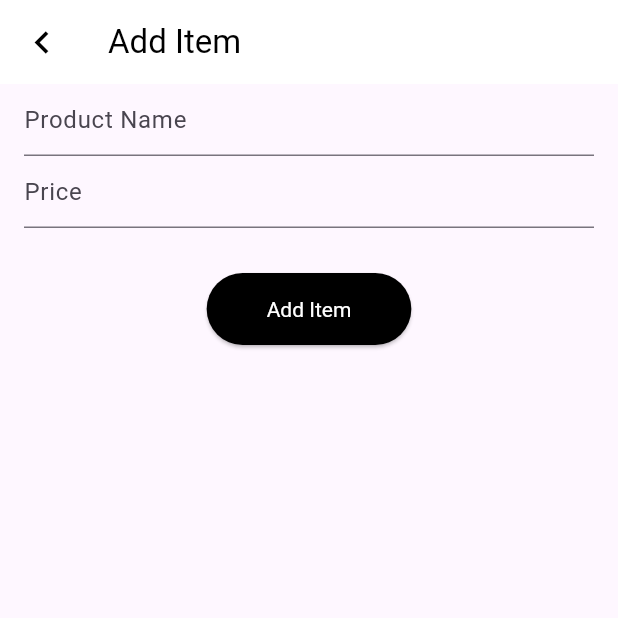
After one commit to Jasm1nPtr/clothing-store, a Flutter app: the HomePage screen opened by its route, item 3 of the bottom bar chosen, after a tap on the "add" icon, on a phone screen of 412 x 824 dp, the top half of it. The commit adds this screen. Run offline on Flutter 3.47's test engine with Material 3 defaults, Android fonts, the phone set to English and light mode, and no system bars; our stand-ins replace appwrite, firebase_auth, firebase_core, firebase_messaging, flutter_local_notifications, font_awesome_flutter and 5 more; accounts and stored records are empty; network calls fail.

Commit message:
new commit

```diff
--- /dev/null
+++ b/lib/app/modules/Shopping_chart/bindings/shopping_chart_binding.dart
@@ -0,0 +1,12 @@
+import 'package:get/get.dart';
+
+import '../controllers/shopping_chart_controller.dart';
+
+class ShoppingChartBinding extends Bindings {
+  @override
+  void dependencies() {
+    Get.lazyPut<ShoppingChartController>(
+      () => ShoppingChartController(),
+    );
+  }
+}
--- /dev/null
+++ b/lib/app/modules/Shopping_chart/controllers/database_helper.dart
@@ -0,0 +1,126 @@
+import 'package:appwrite/appwrite.dart';
+import 'package:appwrite/models.dart';
+import 'package:shared_preferences/shared_preferences.dart';
+import 'package:clothing_store_app/app/widget/clientController.dart';
+import 'shoppingcart_models.dart';
+
+class DatabaseHelper {
+  DatabaseHelper._privateConstructor();
+  static final DatabaseHelper _instance = DatabaseHelper._privateConstructor();
+  static DatabaseHelper get instance => _instance;
+  static Future<SharedPreferences> _prefs = SharedPreferences.getInstance();
+  static Databases? databases;
+
+  init() {
+    databases = Databases(client);
+  }
+
+  Future<String?> getUserId() async {
+    return await _prefs
+        .then((SharedPreferences prefs) => prefs.getString('userId'));
+  }
+
+  Future<bool> createShoppingCart({
+    required String title,
+    required String price,
+  }) async {
+    try {
+      // userId DatabaseHelper
+      String? userId = await DatabaseHelper.instance.getUserId();
+
+      if (userId != null) {
+        // Inisialisasi databases jika belum terinisialisasi
+        databases ?? init();
+
+        await databases!.createDocument(
+          databaseId: "656763461d62a52a2dfa",
+          collectionId: "65676351ab0ef19bc9c3",
+          documentId: ID.unique(),
+          data: {
+            "title": title,
+            "price": price,
+            "isCheckOut": false,
+            "userId": userId,
+          },
+        );
+
+        return true;
+      } else {
+        print("Error: userId is null");
+        return false;
+      }
+    } catch (e) {
+      print("Error creating shopping cart: $e");
+      return false;
+    }
+  }
+
+  Future<List<ShoppingCartModels>> getShoppingCart() async {
+    databases ?? init();
+    try {
+      String? userId = await getUserId();
+      if (userId != null) {
+        DocumentList response = await databases!.listDocuments(
+          databaseId: "656763461d62a52a2dfa",
+          collectionId: "65676351ab0ef19bc9c3",
+          queries: [
+            Query.equal("userId", userId),
+          ],
+        );
+        return response.documents
+            .map(
+              (e) => ShoppingCartModels.fromJson(e.data, e.$id),
+            )
+            .toList();
+      } else {
+        print("Error: userId is null");
+        return [];
+      }
+    } catch (e) {
+      print("Error getting shopping cart: $e");
+      return [];
+    }
+  }
+
+  void updateShoppingCart(ShoppingCartModels update) async {
+    databases ?? init();
+    try {
+      String? userId = await getUserId();
+      if (userId != null) {
+        await databases!.updateDocument(
+          databaseId: "656763461d62a52a2dfa",
+          collectionId: "65676351ab0ef19bc9c3",
+          documentId: update.id,
+          data: {
+            "title": update.title,
+            "price": update.price,
+            "isCheckOut": update.isCheckOut,
+            "userId": userId,
+          },
+        );
+      } else {
+        print("Error: userId is null");
+      }
+    } catch (e) {
+      print("Error updating shopping cart: $e");
+    }
+  }
+
+  void deleteShoppingCart(String id) async {
+    databases ?? init();
+    try {
+      String? userId = await getUserId();
+      if (userId != null) {
+        await databases!.deleteDocument(
+          databaseId: "656763461d62a52a2dfa",
+          collectionId: "65676351ab0ef19bc9c3",
+          documentId: id,
+        );
+      } else {
+        print("Error: userId is null");
+      }
+    } catch (e) {
+      print("Error deleting shopping cart: $e");
+    }
+  }
+}
--- /dev/null
+++ b/lib/app/modules/Shopping_chart/controllers/shoppingcart_models.dart
@@ -0,0 +1,27 @@
+class ShoppingCartModels {
+  String title;
+  String price;
+  bool isCheckOut;
+  String id;
+  String userId;
+  ShoppingCartModels({
+    required this.title,
+    required this.price,
+    required this.isCheckOut,
+    required this.id,
+    required this.userId,
+  });
+  ShoppingCartModels.fromJson(Map<String, dynamic> json, String tempId)
+      : title = json['title'],
+        price = json['price'],
+        isCheckOut = json['isCheckOut'],
+        userId = json['userId'],
+        id = tempId;
+
+  Map<String, dynamic> toJson() => {
+        'title': title,
+        'price': price,
+        'isCheckOut': isCheckOut,
+        'userId': userId,
+      };
+}
--- /dev/null
+++ b/lib/app/modules/Shopping_chart/views/add_shopping_cart.dart
@@ -0,0 +1,120 @@
+
+import 'package:flutter/material.dart';
+import 'package:get/get.dart';
+import 'package:get/get_core/src/get_main.dart';
+import 'package:get/get_navigation/src/snackbar/snackbar.dart';
+import '../../../routes/app_pages.dart';
+import '../controllers/database_helper.dart';
+import 'shopping_cart_view.dart';
+
+class AddItems extends StatefulWidget {
+  const AddItems({Key? key}) : super(key: key);
+
+  @override
+  State<AddItems> createState() => AddItemsState();
+}
+
+class AddItemsState extends State<AddItems> {
+  final _formKey = GlobalKey<FormState>();
+  String _title = '';
+  String _price = ''; // Added price field // Added isCheckOut field
+
+  @override
+  Widget build(BuildContext context) {
+    return Scaffold(
+      appBar:
+      AppBar(
+        elevation: 0,
+        backgroundColor: Colors.white,
+        leading: IconButton(
+          icon: Icon(
+          Icons.chevron_left,
+          color: Colors.black,
+          size: 30,
+        ),
+        onPressed: () {
+        Get.toNamed(Routes.SHOPPING_CHART);
+        },
+      ),
+        title: Text(
+          'Add Item',
+          style: TextStyle(color: Colors.black),
+          ),
+    ),
+
+      body: Padding(
+        padding: const EdgeInsets.symmetric(horizontal: 16.0),
+        child: Form(
+          key: _formKey,
+          child: Column(
+            children: [
+              TextFormField(
+                decoration: const InputDecoration(
+                  hintText: "Product Name",
+                ),
+                validator: (value) {
+                  if (value == null || value.isEmpty) {
+                    return "Please enter title";
+                  }
+                  return null;
+                },
+                onSaved: (newValue) => _title = newValue ?? "Title",
+              ),
+
+              TextFormField(
+                decoration: const InputDecoration(
+                  hintText: "Price ",
+                ),
+                keyboardType: TextInputType.number,
+                onSaved: (newValue) => _price = newValue ?? "0.0",
+              ),
+
+              Padding(padding: EdgeInsets.symmetric(vertical: 15.0)),
+              ElevatedButton(
+                onPressed: () async {
+                  if (_formKey.currentState!.validate()) {
+                    _formKey.currentState!.save();
+
+                    try {
+                      bool result = await DatabaseHelper.instance.createShoppingCart(
+                        title: _title,
+                        price: _price,
+                      );
+
+                      if (result) {
+                        Get.snackbar(
+                          "Success",
+                          "Added item successfully",
+                          duration: Duration(seconds: 2),
+                          snackPosition: SnackPosition.TOP,
+                        );
+                        Get.to(() => ShoppingCartView());
+                      }
+                    } catch (e) {
+                      print(e);
+                      Get.snackbar(
+                        "Error",
+                        e.toString(),
+                        duration: Duration(seconds: 2),
+                        snackPosition: SnackPosition.TOP,
+                      );
+                    }
+                  }
+                },
+                style: ElevatedButton.styleFrom(
+                  primary: Colors.black,
+                  onPrimary: Colors.white,
+                  textStyle: TextStyle(fontSize: 14),
+                ),
+                child: Padding(
+                  padding: const EdgeInsets.all(16.0),
+                  child: Text('Add Item'),
+                ),
+              )
+            ],
+          ),
+        ),
+      ),
+    );
+  }
+}
--- /dev/null
+++ b/lib/app/modules/Shopping_chart/views/shopping_cart_view.dart
@@ -0,0 +1,235 @@
+import 'package:flutter/material.dart';
+import 'package:get/get.dart';
+import 'package:intl/intl.dart';
+import '../../../routes/app_pages.dart';
+import '../../../widget/navbar.dart';
+import '../controllers/database_helper.dart';
+import '../controllers/shoppingcart_models.dart';
+import 'add_shopping_cart.dart';
+
+class ShoppingCartView extends StatefulWidget {
+  @override
+  _ShoppingCartViewState createState() => _ShoppingCartViewState();
+}
+
+class _ShoppingCartViewState extends State<ShoppingCartView> {
+  List<ShoppingCartModels> data = [];
+
+  @override
+  void initState() {
+    super.initState();
+    _loadData();
+  }
+
+  // Metode untuk mengisi daftar belanja dari database menggunakan DatabaseHelper
+  _loadData() async {
+    try {
+      List<ShoppingCartModels> shoppingCart =
+          await DatabaseHelper.instance.getShoppingCart();
+
+      setState(() {
+        data = shoppingCart;
+      });
+    } catch (e) {
+      print("Error loading data: $e");
+    }
+  }
+
+  @override
+  Widget build(BuildContext context) {
+    return Scaffold(
+      appBar: AppBar(
+        elevation: 0,
+        backgroundColor: Colors.white,
+        leading: IconButton(
+          icon: Icon(
+            Icons.chevron_left,
+            color: Colors.black,
+            size: 30,
+          ),
+          onPressed: () {
+            Get.toNamed(Routes.HOMEPAGE);
+          },
+        ),
+        title: Text(
+          'Shopping Cart',
+          style: TextStyle(color: Colors.black),
+        ),
+        actions: [
+          IconButton(
+            icon: Icon(Icons.add, color: Colors.black),
+            onPressed: () async {
+              bool? result = await Get.to<bool>(() => const AddItems());
+
+              if (result == true) {
+                _loadData();
+              }
+            },
+          ),
+        ],
+      ),
+      body: data.isEmpty
+          ? Center(
+              child: Text('There are no items checked out yet'),
+            )
+          : Column(
+              children: <Widget>[
+                Expanded(
+                  child: ListView.builder(
+                    itemCount: data.length,
+                    itemBuilder: (context, index) => ListTile(
+                      title: Text(data[index].title),
+                      subtitle: Text(data[index].price),
+                      leading: Checkbox(
+                        value: data[index].isCheckOut,
+                        onChanged: (value) async {
+                          setState(() {
+                            data[index].isCheckOut = value!;
+                          });
+
+                          DatabaseHelper.instance
+                              .updateShoppingCart(data[index]);
+                        },
+                      ),
+                      trailing: Row(
+                        mainAxisSize: MainAxisSize.min,
+                        children: [
+                          IconButton(
+                            icon: Icon(Icons.delete),
+                            onPressed: () {
+                              removeItem(index);
+                            },
+                          ),
+                          IconButton(
+                            icon: Icon(Icons.edit),
+                            onPressed: () {
+                              _updateReview(data[index]);
+                            },
+                          ),
+                        ],
+                      ),
+                    ),
+                  ),
+                ),
+                Container(
+                  padding: EdgeInsets.all(16.0),
+                  child: Column(
+                    children: <Widget>[
+                      ElevatedButton(
+                        onPressed: () {
+                          // Panggil fungsi untuk proses checkout di sini
+                        },
+                        child: Text('Checkout'),
+                      ),
+                      SizedBox(height: 16.0),
+                      Row(
+                        mainAxisAlignment: MainAxisAlignment.spaceBetween,
+                        children: <Widget>[
+                          Text('Total:'),
+                          Text('${calculateTotal()}'),
+                        ],
+                      ),
+                    ],
+                  ),
+                ),
+              ],
+            ),
+      bottomNavigationBar: Navbar(currentIndex: 2),
+      floatingActionButtonLocation: FloatingActionButtonLocation.endDocked,
+    );
+  }
+
+  // Metode untuk menghapus item dari daftar belanja dan database.
+  void removeItem(int index) async {
+    DatabaseHelper.instance.deleteShoppingCart(data[index].id);
+
+    setState(() {
+      data.removeAt(index);
+    });
+  }
+
+  // Metode untuk menghitung total harga item yang sudah dicheckout
+  String calculateTotal() {
+    double total = 0;
+    for (var item in data) {
+      if (item.isCheckOut) {
+        total += double.parse(item.price);
+      }
+    }
+    final currencyFormatter =
+        NumberFormat.currency(locale: 'id_ID', symbol: 'Rp', decimalDigits: 3);
+    return currencyFormatter.format(total);
+  }
+
+  // Metode untuk mengupdate \
+  void _updateReview(ShoppingCartModels update) async {
+    TextEditingController titleController = TextEditingController();
+    TextEditingController priceController = TextEditingController();
+
+    titleController.text = update.title;
+    priceController.text = update.price;
+
+    showDialog(
+      context: context,
+      builder: (BuildContext context) {
+        return AlertDialog(
+          title: Text('Update Item'),
+          content: SingleChildScrollView(
+            child: Column(
+              mainAxisSize: MainAxisSize.min,
+              crossAxisAlignment: CrossAxisAlignment.start,
+              children: [
+                TextField(
+                  controller: titleController,
+                  onChanged: (value) {
+
+                  },
+                  decoration: InputDecoration(labelText: 'Title'),
+                ),
+                TextField(
+                  controller: priceController,
+                  onChanged: (value) {
+
+                  },
+                  decoration: InputDecoration(labelText: 'Price'),
+                ),
+              ],
+            ),
+          ),
+          actions: [
+            ElevatedButton(
+              onPressed: () {
+                Navigator.of(context).pop();
+              },
+              child: Text('Cancel'),
+            ),
+            ElevatedButton(
+              onPressed: () async {
+                final String title = titleController.text;
+                final String price = priceController.text;
+
+                // Update data shopping cart
+                ShoppingCartModels updatedItem = ShoppingCartModels(
+                  title: title,
+                  price: price,
+                  isCheckOut: update.isCheckOut,
+                  id: update.id,
+                  userId: update.userId,
+                );
+
+                DatabaseHelper.instance.updateShoppingCart(updatedItem);
+
+                setState(() {
+                  data[data.indexOf(update)] = updatedItem;
+                });
+
+                Navigator.of(context).pop();
+              },
+              child: Text('Save'),
+            ),
+          ],
+        );
+      },
+    );
+  }
+}
--- a/lib/app/routes/app_pages.dart
+++ b/lib/app/routes/app_pages.dart
@@ -1,14 +1,15 @@
-
 import 'package:get/get.dart';
-import '../modules/product_api/views/product.dart';
-import '../modules/register/bindings/login_binding.dart';
-import '../modules/register/views/register_view.dart';
-import '../modules/register/views/login_view.dart';
+import '../modules/Shopping_chart/bindings/shopping_chart_binding.dart';
+import '../modules/Shopping_chart/views/shopping_cart_view.dart';
 import '../modules/homepage/bindings/homepage_binding.dart';
 import '../modules/homepage/views/homepage_view.dart';
+import '../modules/product_api/bindings/api_service_binding.dart';
+import '../modules/product_api/views/product.dart';
 import '../modules/profilepage/bindings/profilepage_binding.dart';
 import '../modules/profilepage/views/profilepage_view.dart';
-import '../modules/product_api/bindings/api_service_binding.dart';
+import '../modules/register/bindings/login_binding.dart';
+import '../modules/register/views/login_view.dart';
+import '../modules/register/views/register_view.dart';
 
 part 'app_routes.dart';
 
@@ -43,5 +44,10 @@ class AppPages {
       page: () => Product(),
       binding: ProductBinding(),
     ),
+    GetPage(
+      name: _Paths.SHOPPING_CHART,
+      page: () => ShoppingCartView(),
+      binding: ShoppingChartBinding(),
+    ),
   ];
 }
--- a/lib/app/routes/app_routes.dart
+++ b/lib/app/routes/app_routes.dart
@@ -9,6 +9,7 @@ abstract class Routes {
   static const NAVBAR = _Paths.NAVBAR;
   static const PROFILEPAGE = _Paths.PROFILEPAGE;
   static const PRODUCT = _Paths.PRODUCT;
+  static const SHOPPING_CHART = _Paths.SHOPPING_CHART;
 }
 
 abstract class _Paths {
@@ -19,4 +20,5 @@ abstract class _Paths {
   static const NAVBAR = '/navbar';
   static const PROFILEPAGE = '/profilepage';
   static const PRODUCT = '/product';
+  static const SHOPPING_CHART = '/shopping-chart';
 }
--- a/lib/app/widget/clientController.dart
+++ b/lib/app/widget/clientController.dart
@@ -2,8 +2,9 @@
 import 'package:appwrite/appwrite.dart';
 import 'package:get/get.dart';
 
+ Client client =Client();
 class ClientController extends GetxController {
-  Client client =Client();
+
 
   @override
   void onInit(){
--- a/lib/app/widget/navbar.dart
+++ b/lib/app/widget/navbar.dart
@@ -42,6 +42,7 @@ class Navbar extends StatelessWidget {
             color: currentIndex == 2 ? Colors.white : Colors.grey[400]
             ),
             onPressed: () {
+              Get.toNamed(Routes.SHOPPING_CHART);
             },
           ),
           IconButton(
--- a/pubspec.yaml
+++ b/pubspec.yaml
@@ -21,8 +21,10 @@ dependencies:
   firebase_messaging: ^14.7.4
   flutter_local_notifications: ^16.1.0
   appwrite: ^11.0.0
+  intl: ^0.17.0
   flutter:
     sdk: flutter
+  shared_preferences: ^2.2.2
 
 dev_dependencies:
   flutter_lints: ^2.0.0
```
Also changed, not shown: lib/app/modules/Shopping_chart/controllers/shopping_chart_controller.dart (added, +23 -0 lines), lib/app/modules/homepage/controllers/databaseController.dart (renamed from lib/app/widget/databaseController.dart, +7 -6 lines), lib/app/modules/register/controllers/AuthController.dart (+12 -2 lines), lib/app/modules/register/controllers/accountController.dart (+40 -15 lines), lib/app/modules/register/views/login_view.dart (+2 -6 lines), pubspec.lock, 1 other file.
